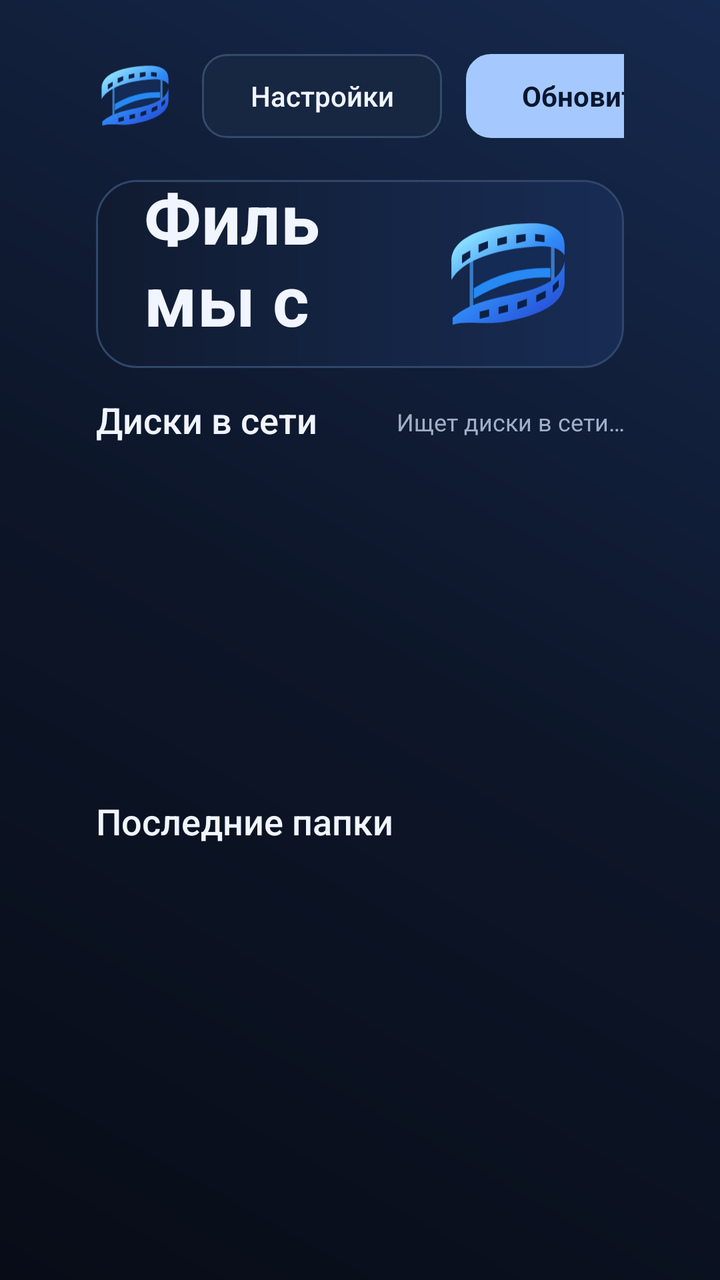
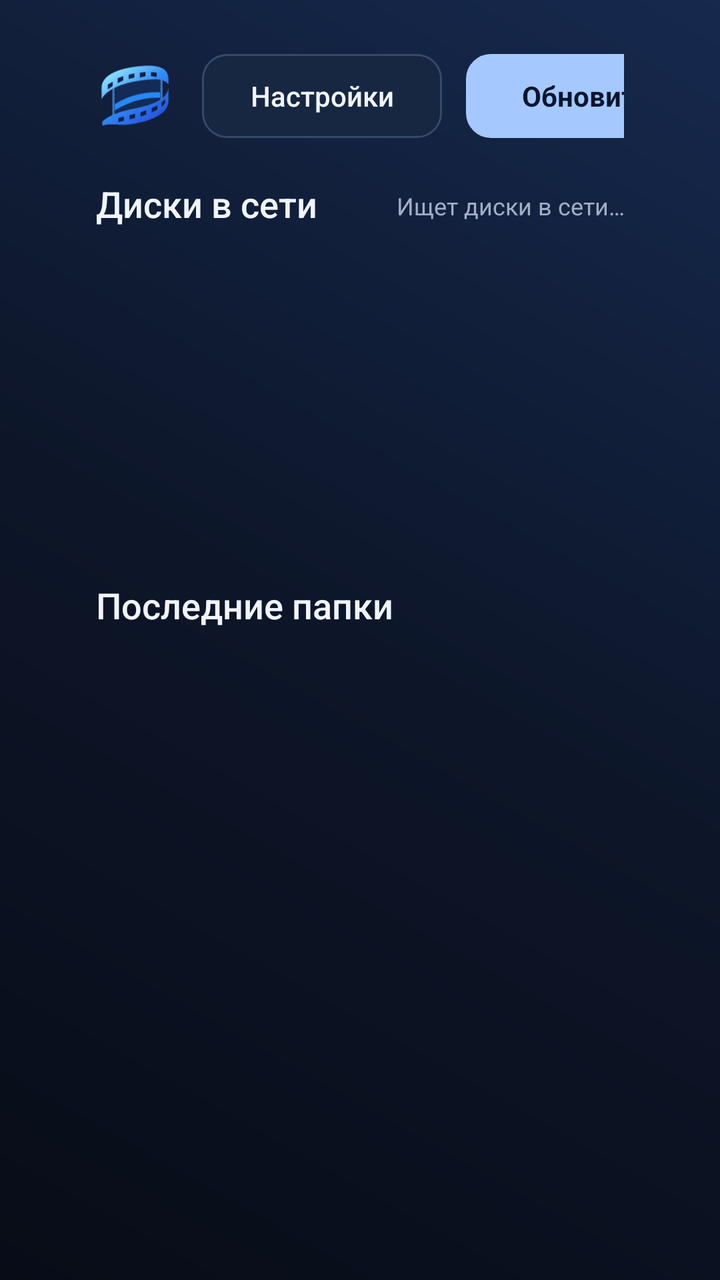

An Android layout rendered at two revisions. The XML below is the earlier revision; the diff shows what the commit changed to produce the second picture.
<!-- AndroidManifest.xml: application theme Theme.DiskTV -->
<!-- res/layout/activity_main.xml -->
<LinearLayout xmlns:android="http://schemas.android.com/apk/res/android"
    android:layout_width="match_parent" android:layout_height="match_parent" android:orientation="vertical"
    android:background="@drawable/screen_bg" android:paddingStart="48dp" android:paddingEnd="48dp" android:paddingTop="20dp" android:paddingBottom="18dp">
    <LinearLayout android:layout_width="match_parent" android:layout_height="56dp" android:gravity="center_vertical" android:orientation="horizontal">
        <ImageView android:id="@+id/title" android:layout_width="39dp" android:layout_height="39dp" android:src="@drawable/brand_mark" android:contentDescription="@null"/>
        <LinearLayout android:layout_width="0dp" android:layout_weight="1" android:layout_height="match_parent" android:layout_marginStart="14dp" android:gravity="center_vertical" android:orientation="vertical">
            <TextView android:layout_width="wrap_content" android:layout_height="wrap_content" android:text="@string/app_name" android:textSize="23sp" android:fontFamily="sans-serif" android:textStyle="bold" android:textColor="@color/text_white" android:includeFontPadding="false"/>
        </LinearLayout>
        <Button android:id="@+id/btnSettings" style="@style/ActionButton" android:layout_width="120dp" android:layout_height="42dp" android:layout_marginEnd="12dp" android:text="@string/settings"/>
        <Button android:id="@+id/btnRefresh" style="@style/PrimaryAction" android:layout_width="120dp" android:layout_height="42dp" android:text="@string/refresh"/>
    </LinearLayout>
    <LinearLayout android:layout_width="match_parent" android:layout_height="@dimen/home_hero_height"
        android:layout_marginTop="14dp" android:orientation="horizontal" android:gravity="center_vertical"
        android:paddingStart="24dp" android:paddingEnd="25dp" android:background="@drawable/hero_bg">
        <TextView android:layout_width="0dp" android:layout_weight="1" android:layout_height="wrap_content"
            android:text="@string/home_headline" android:textColor="@color/text_white"
            android:fontFamily="sans-serif" android:textStyle="bold" android:textSize="@dimen/home_headline_size"
            android:includeFontPadding="false"/>
        <ImageView android:layout_width="@dimen/home_hero_icon" android:layout_height="@dimen/home_hero_icon"
            android:layout_marginStart="16dp" android:src="@drawable/brand_mark" android:contentDescription="@null"/>
    </LinearLayout>
    <LinearLayout android:layout_width="match_parent" android:layout_height="24dp" android:layout_marginTop="15dp" android:orientation="horizontal" android:gravity="center_vertical">
        <TextView android:id="@+id/serversTitle" style="@style/SectionTitle" android:text="@string/network_drives"/>
        <TextView android:id="@+id/networkStatus" android:layout_width="0dp" android:layout_weight="1" android:layout_height="wrap_content" android:gravity="end" android:textSize="12sp" android:textColor="@color/text_mid" android:text="@string/discovering"/>
    </LinearLayout>
    <FrameLayout android:layout_width="match_parent" android:layout_height="@dimen/home_servers_height" android:layout_marginTop="8dp">
        <androidx.recyclerview.widget.RecyclerView android:id="@+id/serversList" android:layout_width="match_parent" android:layout_height="match_parent" android:padding="4dp" android:clipToPadding="false" android:clipChildren="false" android:overScrollMode="never" android:scrollbars="none"/>
        <TextView android:id="@+id/emptyServers" android:layout_width="match_parent" android:layout_height="match_parent" android:layout_margin="4dp" android:padding="24dp" android:gravity="center" android:background="@drawable/card_bg" android:text="@string/no_servers" android:textColor="@color/text_dim" android:textSize="16sp" android:visibility="gone"/>
    </FrameLayout>
    <TextView android:id="@+id/recentTitle" style="@style/SectionTitle" android:layout_marginTop="16dp" android:text="@string/recent_folders"/>
    <FrameLayout android:layout_width="match_parent" android:layout_height="@dimen/home_recent_height" android:layout_marginTop="8dp">
        <androidx.recyclerview.widget.RecyclerView android:id="@+id/recentList" android:layout_width="match_parent" android:layout_height="match_parent" android:padding="4dp" android:clipToPadding="false" android:clipChildren="false" android:overScrollMode="never" android:scrollbars="none"/>
        <TextView android:id="@+id/emptyRecent" android:layout_width="match_parent" android:layout_height="match_parent" android:gravity="center_vertical" android:paddingStart="4dp" android:text="@string/recent_empty_hint" android:textSize="14sp" android:textColor="@color/text_mid" android:visibility="gone"/>
    </FrameLayout>
</LinearLayout>
<!-- resources referenced by this layout -->
<resources>
  <color name="text_dim">#B1BDD2</color>
  <color name="text_mid">#A0AEC7</color>
  <color name="text_white">#F1F5FF</color>
  <dimen name="home_headline_size">24sp</dimen>
  <dimen name="home_hero_height">68dp</dimen>
  <dimen name="home_hero_icon">49dp</dimen>
  <dimen name="home_recent_height">74dp</dimen>
  <dimen name="home_servers_height">122dp</dimen>
  <!-- drawable card_bg (drawable) -->
  <selector xmlns:android="http://schemas.android.com/apk/res/android">
      <item android:state_focused="true"><shape><solid android:color="#19345C"/><stroke android:width="2dp" android:color="@color/focus_glow"/><corners android:radius="16dp"/></shape></item>
      <item><shape><solid android:color="#101C31"/><stroke android:width="1dp" android:color="#2B3D5B"/><corners android:radius="16dp"/></shape></item>
  </selector>
  <!-- drawable hero_bg (drawable) -->
  <shape xmlns:android="http://schemas.android.com/apk/res/android"><gradient android:angle="180" android:startColor="#182C54" android:endColor="#101B30"/><stroke android:width="1dp" android:color="#30476A"/><corners android:radius="20dp"/></shape>
  <!-- drawable screen_bg (drawable) -->
  <shape xmlns:android="http://schemas.android.com/apk/res/android"><gradient android:angle="225" android:startColor="#16294E" android:centerColor="#0D1629" android:endColor="@color/bg"/></shape>
  <string name="app_name">Диск ТВ</string>
  <string name="discovering">Ищет диски в сети…</string>
  <string name="home_headline">Фильмы с вашего <font color="#A5C9FF">диска.</font></string>
  <string name="network_drives">Диски в сети</string>
  <string name="no_servers">Диски не найдены</string>
  <string name="recent_empty_hint">Открытые папки появятся здесь — к ним можно будет быстро вернуться.</string>
  <string name="recent_folders">Последние папки</string>
  <string name="refresh">Обновить</string>
  <string name="settings">Настройки</string>
  <style name="PrimaryAction" parent="ActionButton">
          <item name="android:background">@drawable/primary_button_bg</item>
          <item name="android:textColor">@color/accent_ink</item>
          <item name="android:fontFamily">sans-serif</item>
          <item name="android:textStyle">bold</item>
      </style>
  <style name="SectionTitle"><item name="android:layout_width">wrap_content</item><item name="android:layout_height">wrap_content</item><item name="android:textColor">@color/text_white</item><item name="android:textSize">18sp</item><item name="android:fontFamily">sans-serif-medium</item><item name="android:includeFontPadding">false</item></style>
  <color name="focus_glow">#C5DDFF</color>
  <color name="bg">#080C17</color>
  <!-- drawable button_bg (drawable) -->
  <selector xmlns:android="http://schemas.android.com/apk/res/android">
      <item android:state_focused="true"><shape><solid android:color="@color/accent_cyan"/><stroke android:width="2dp" android:color="@color/focus_glow"/><corners android:radius="12dp"/></shape></item>
      <item><shape><solid android:color="#172641"/><stroke android:width="1dp" android:color="#344A6B"/><corners android:radius="12dp"/></shape></item>
  </selector>
  <!-- drawable primary_button_bg (drawable) -->
  <selector xmlns:android="http://schemas.android.com/apk/res/android">
      <item android:state_focused="true"><shape><solid android:color="@color/focus_glow"/><stroke android:width="3dp" android:color="@color/text_white"/><corners android:radius="12dp"/></shape></item>
      <item><shape><solid android:color="@color/accent_cyan"/><stroke android:width="1dp" android:color="@color/accent_cyan"/><corners android:radius="12dp"/></shape></item>
  </selector>
  <color name="accent_ink">#09162E</color>
  <color name="accent_cyan">#A5C9FF</color>
  <!-- unchanged entries left out for length: 3 -->
</resources>

<!-- the commit's change to res/layout/activity_main.xml (unified diff, before → after) -->
@@ -5,19 +5,12 @@
         <ImageView android:id="@+id/title" android:layout_width="39dp" android:layout_height="39dp" android:src="@drawable/brand_mark" android:contentDescription="@null"/>
         <LinearLayout android:layout_width="0dp" android:layout_weight="1" android:layout_height="match_parent" android:layout_marginStart="14dp" android:gravity="center_vertical" android:orientation="vertical">
             <TextView android:layout_width="wrap_content" android:layout_height="wrap_content" android:text="@string/app_name" android:textSize="23sp" android:fontFamily="sans-serif" android:textStyle="bold" android:textColor="@color/text_white" android:includeFontPadding="false"/>
+            <TextView android:layout_width="wrap_content" android:layout_height="wrap_content"
+                android:layout_marginTop="4dp" android:text="@string/home_subtitle"
+                android:textSize="12sp" android:textColor="@color/text_dim"/>
         </LinearLayout>
         <Button android:id="@+id/btnSettings" style="@style/ActionButton" android:layout_width="120dp" android:layout_height="42dp" android:layout_marginEnd="12dp" android:text="@string/settings"/>
         <Button android:id="@+id/btnRefresh" style="@style/PrimaryAction" android:layout_width="120dp" android:layout_height="42dp" android:text="@string/refresh"/>
-    </LinearLayout>
-    <LinearLayout android:layout_width="match_parent" android:layout_height="@dimen/home_hero_height"
-        android:layout_marginTop="14dp" android:orientation="horizontal" android:gravity="center_vertical"
-        android:paddingStart="24dp" android:paddingEnd="25dp" android:background="@drawable/hero_bg">
-        <TextView android:layout_width="0dp" android:layout_weight="1" android:layout_height="wrap_content"
-            android:text="@string/home_headline" android:textColor="@color/text_white"
-            android:fontFamily="sans-serif" android:textStyle="bold" android:textSize="@dimen/home_headline_size"
-            android:includeFontPadding="false"/>
-        <ImageView android:layout_width="@dimen/home_hero_icon" android:layout_height="@dimen/home_hero_icon"
-            android:layout_marginStart="16dp" android:src="@drawable/brand_mark" android:contentDescription="@null"/>
     </LinearLayout>
     <LinearLayout android:layout_width="match_parent" android:layout_height="24dp" android:layout_marginTop="15dp" android:orientation="horizontal" android:gravity="center_vertical">
         <TextView android:id="@+id/serversTitle" style="@style/SectionTitle" android:text="@string/network_drives"/>
<!-- resource entries referenced after the edit -->
@@ -3,9 +3,6 @@
   <color name="text_dim">#B1BDD2</color>
   <color name="text_mid">#A0AEC7</color>
   <color name="text_white">#F1F5FF</color>
-  <dimen name="home_headline_size">24sp</dimen>
-  <dimen name="home_hero_height">68dp</dimen>
-  <dimen name="home_hero_icon">49dp</dimen>
   <dimen name="home_recent_height">74dp</dimen>
   <dimen name="home_servers_height">122dp</dimen>
   <!-- drawable card_bg (drawable) -->
@@ -13,13 +10,11 @@
       <item android:state_focused="true"><shape><solid android:color="#19345C"/><stroke android:width="2dp" android:color="@color/focus_glow"/><corners android:radius="16dp"/></shape></item>
       <item><shape><solid android:color="#101C31"/><stroke android:width="1dp" android:color="#2B3D5B"/><corners android:radius="16dp"/></shape></item>
   </selector>
-  <!-- drawable hero_bg (drawable) -->
-  <shape xmlns:android="http://schemas.android.com/apk/res/android"><gradient android:angle="180" android:startColor="#182C54" android:endColor="#101B30"/><stroke android:width="1dp" android:color="#30476A"/><corners android:radius="20dp"/></shape>
   <!-- drawable screen_bg (drawable) -->
   <shape xmlns:android="http://schemas.android.com/apk/res/android"><gradient android:angle="225" android:startColor="#16294E" android:centerColor="#0D1629" android:endColor="@color/bg"/></shape>
   <string name="app_name">Диск ТВ</string>
   <string name="discovering">Ищет диски в сети…</string>
-  <string name="home_headline">Фильмы с вашего <font color="#A5C9FF">диска.</font></string>
+  <string name="home_subtitle">Фильмы с вашего диска</string>
   <string name="network_drives">Диски в сети</string>
   <string name="no_servers">Диски не найдены</string>
   <string name="recent_empty_hint">Открытые папки появятся здесь — к ним можно будет быстро вернуться.</string>
